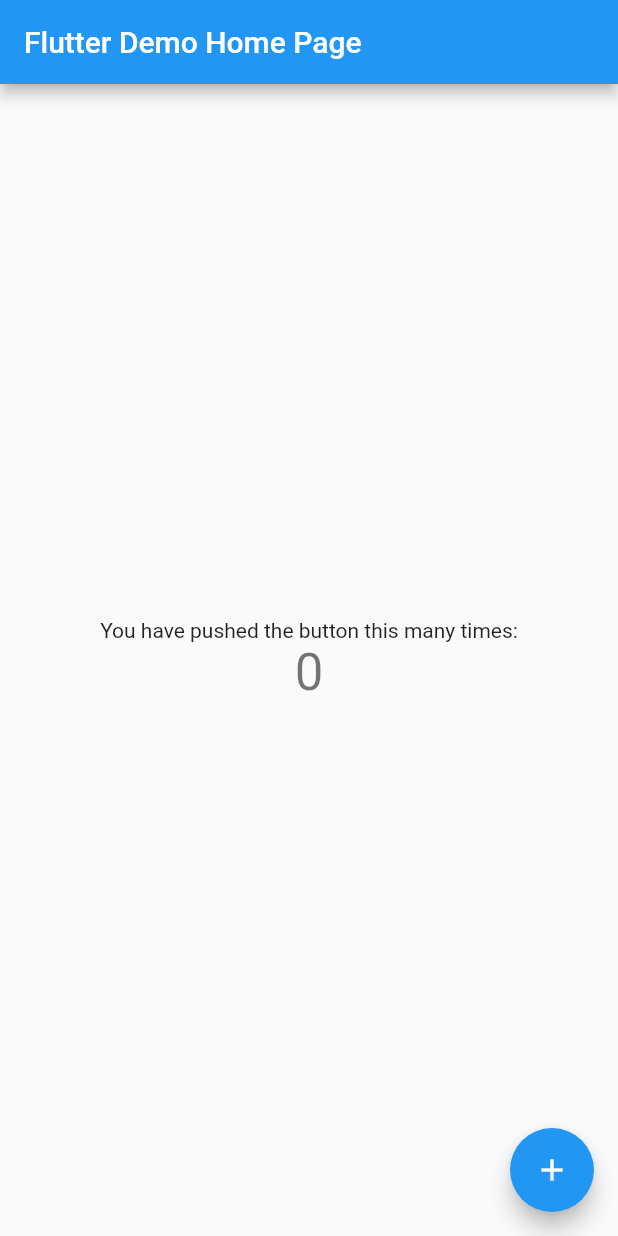
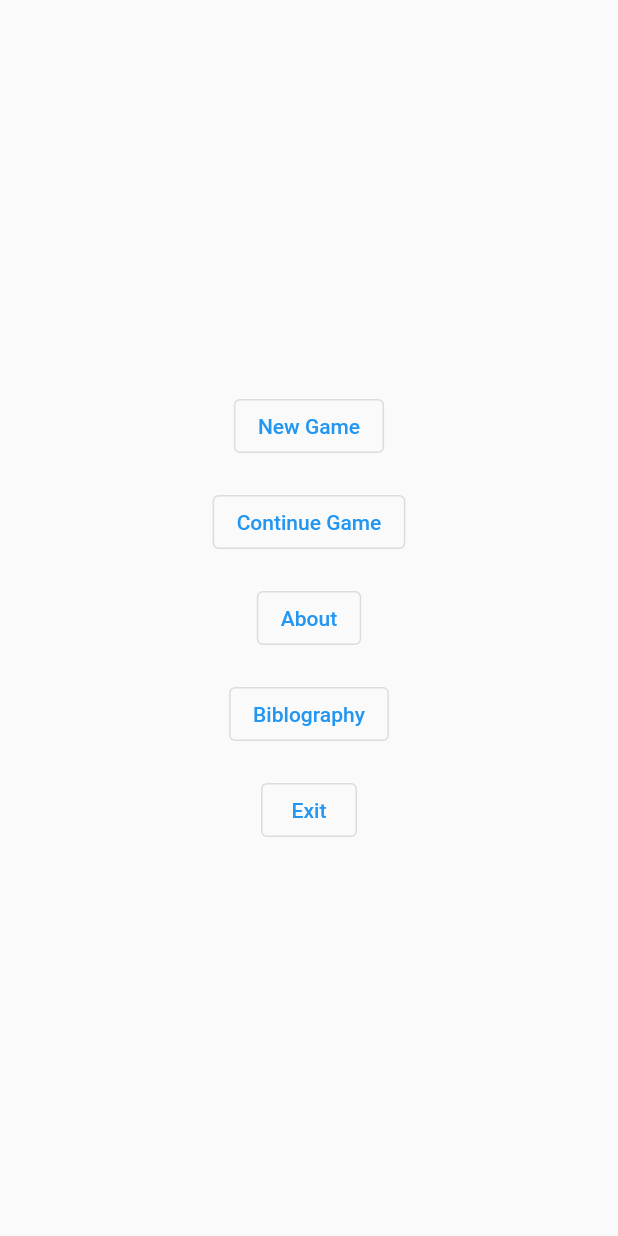
Before and after one commit to kwe-k-u/HindSight, a Flutter app: the screen it shows after launch, on a phone screen of 412 x 824 dp. Run offline on Flutter 3.47's test engine with Material 2 defaults, Android fonts, the phone set to English and light mode, and no system bars.

Commit message:
Added home page

```diff
--- /dev/null
+++ b/lib/UI/homescreen.dart
@@ -0,0 +1,52 @@
+import 'package:flutter/material.dart';
+import 'package:flutter/services.dart';
+
+
+
+class HomeScreen extends StatefulWidget {
+  @override
+  _HomeScreenState createState() => _HomeScreenState();
+}
+
+class _HomeScreenState extends State<HomeScreen> {
+  @override
+  Widget build(BuildContext context) {
+    return MaterialApp(
+      home: Scaffold(
+        body: Container(
+          width: double.infinity,
+          child: Column(
+            mainAxisAlignment: MainAxisAlignment.center,
+            crossAxisAlignment: CrossAxisAlignment.center,
+            children: [
+              Padding(
+                padding: const EdgeInsets.all(8.0),
+                child: OutlinedButton(onPressed: (){}, child: Text("New Game")),
+              ),
+              Padding(
+                padding: const EdgeInsets.all(8.0),
+                child: OutlinedButton(onPressed: (){}, child: Text("Continue Game")),
+              ),
+              Padding(
+                padding: const EdgeInsets.all(8.0),
+                child: OutlinedButton(onPressed: (){}, child: Text("About")),
+              ),
+              Padding(
+                padding: const EdgeInsets.all(8.0),
+                child: OutlinedButton(onPressed: (){}, child: Text("Biblography")),
+              ),
+              Padding(
+                padding: const EdgeInsets.all(8.0),
+                child: OutlinedButton(
+                    onPressed: (){
+                      SystemNavigator.pop();
+                    },
+                    child: Text("Exit")),
+              ),
+            ],
+          ),
+        ),
+      ),
+    );
+  }
+}
--- a/lib/main.dart
+++ b/lib/main.dart
@@ -1,4 +1,5 @@
 import 'package:flutter/material.dart';
+import 'package:hindsight/UI/homescreen.dart';
 
 void main() {
   runApp(MyApp());
@@ -26,92 +27,7 @@ class MyApp extends StatelessWidget {
         // closer together (more dense) than on mobile platforms.
         visualDensity: VisualDensity.adaptivePlatformDensity,
       ),
-      home: MyHomePage(title: 'Flutter Demo Home Page'),
+      home: HomeScreen(),
     );
   }
 }
-
-class MyHomePage extends StatefulWidget {
-  MyHomePage({Key key, this.title}) : super(key: key);
-
-  // This widget is the home page of your application. It is stateful, meaning
-  // that it has a State object (defined below) that contains fields that affect
-  // how it looks.
-
-  // This class is the configuration for the state. It holds the values (in this
-  // case the title) provided by the parent (in this case the App widget) and
-  // used by the build method of the State. Fields in a Widget subclass are
-  // always marked "final".
-
-  final String title;
-
-  @override
-  _MyHomePageState createState() => _MyHomePageState();
-}
-
-class _MyHomePageState extends State<MyHomePage> {
-  int _counter = 0;
-
-  void _incrementCounter() {
-    setState(() {
-      // This call to setState tells the Flutter framework that something has
-      // changed in this State, which causes it to rerun the build method below
-      // so that the display can reflect the updated values. If we changed
-      // _counter without calling setState(), then the build method would not be
-      // called again, and so nothing would appear to happen.
-      _counter++;
-    });
-  }
-
-  @override
-  Widget build(BuildContext context) {
-    // This method is rerun every time setState is called, for instance as done
-    // by the _incrementCounter method above.
-    //
-    // The Flutter framework has been optimized to make rerunning build methods
-    // fast, so that you can just rebuild anything that needs updating rather
-    // than having to individually change instances of widgets.
-    return Scaffold(
-      appBar: AppBar(
-        // Here we take the value from the MyHomePage object that was created by
-        // the App.build method, and use it to set our appbar title.
-        title: Text(widget.title),
-      ),
-      body: Center(
-        // Center is a layout widget. It takes a single child and positions it
-        // in the middle of the parent.
-        child: Column(
-          // Column is also a layout widget. It takes a list of children and
-          // arranges them vertically. By default, it sizes itself to fit its
-          // children horizontally, and tries to be as tall as its parent.
-          //
-          // Invoke "debug painting" (press "p" in the console, choose the
-          // "Toggle Debug Paint" action from the Flutter Inspector in Android
-          // Studio, or the "Toggle Debug Paint" command in Visual Studio Code)
-          // to see the wireframe for each widget.
-          //
-          // Column has various properties to control how it sizes itself and
-          // how it positions its children. Here we use mainAxisAlignment to
-          // center the children vertically; the main axis here is the vertical
-          // axis because Columns are vertical (the cross axis would be
-          // horizontal).
-          mainAxisAlignment: MainAxisAlignment.center,
-          children: <Widget>[
-            Text(
-              'You have pushed the button this many times:',
-            ),
-            Text(
-              '$_counter',
-              style: Theme.of(context).textTheme.headline4,
-            ),
-          ],
-        ),
-      ),
-      floatingActionButton: FloatingActionButton(
-        onPressed: _incrementCounter,
-        tooltip: 'Increment',
-        child: Icon(Icons.add),
-      ), // This trailing comma makes auto-formatting nicer for build methods.
-    );
-  }
-}
```
Also changed, not shown: 1 other file.
